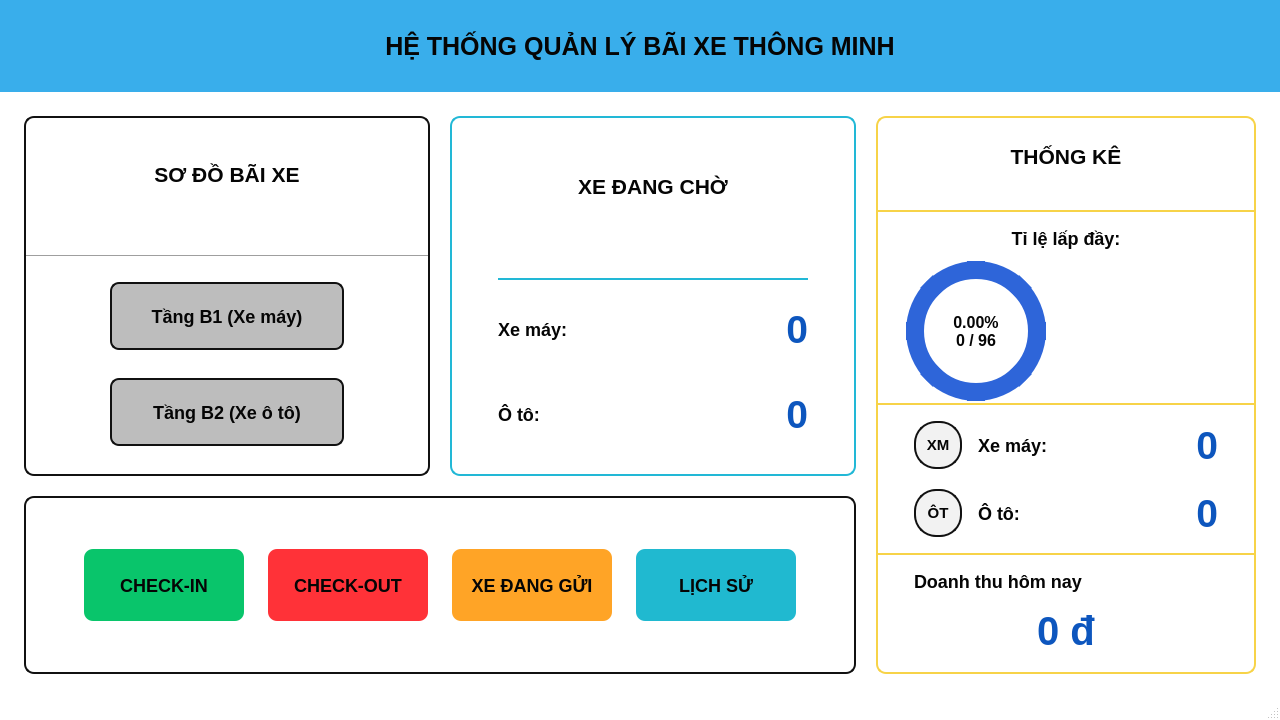
Above: QLBaiDoXeThongMinh/giaodien/designer/trang_chu.ui from hiennguyen2501/project_HeThongQuanLyBaiXeThongMinh before the change. Below: the same form after it.
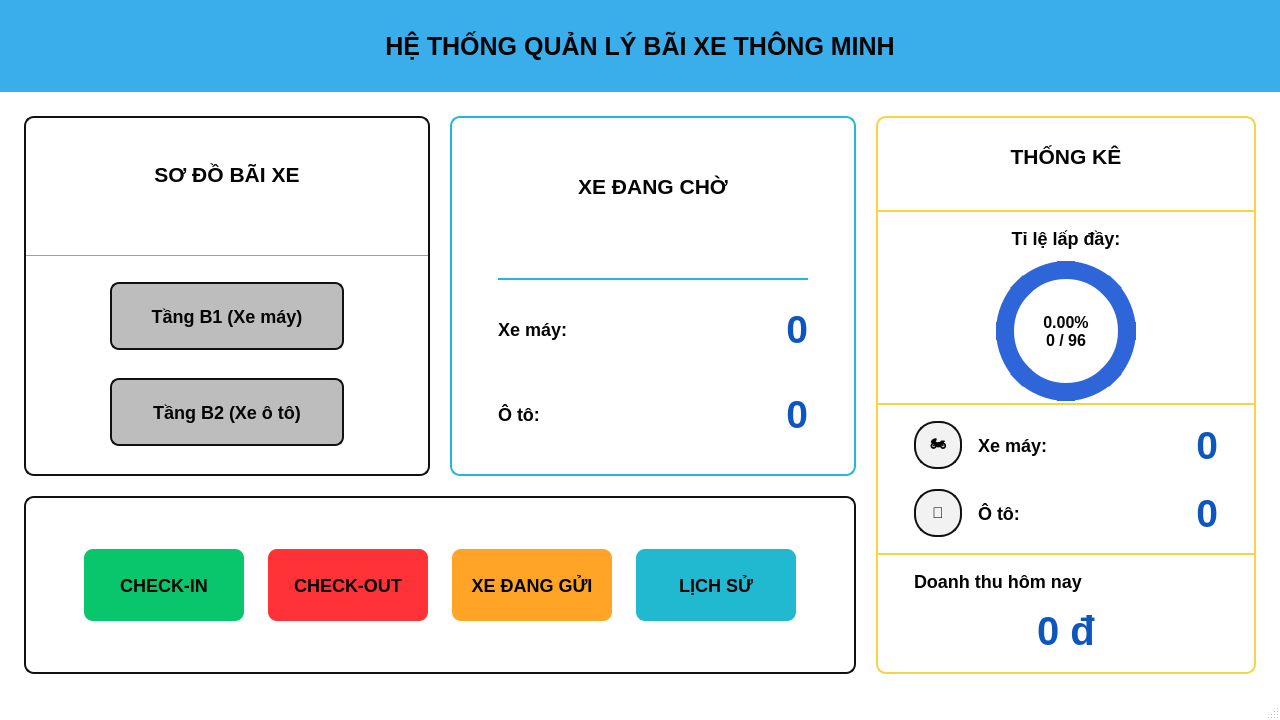
That is the form after the change.

What changed in the file:
```diff
--- a/QLBaiDoXeThongMinh/giaodien/designer/trang_chu.ui
+++ b/QLBaiDoXeThongMinh/giaodien/designer/trang_chu.ui
@@ -570,7 +570,7 @@
              </property>
             </widget>
            </item>
-           <item>
+           <item alignment="Qt::AlignHCenter">
             <widget class="QLabel" name="donutLabel">
              <property name="minimumSize">
               <size>
@@ -619,7 +619,7 @@
            <item row="0" column="0">
             <widget class="QLabel" name="icon_xe_may">
              <property name="text">
-              <string>XM</string>
+              <string>🏍</string>
              </property>
              <property name="alignment">
               <set>Qt::AlignCenter</set>
@@ -646,7 +646,7 @@
            <item row="1" column="0">
             <widget class="QLabel" name="icon_o_to">
              <property name="text">
-              <string>ÔT</string>
+              <string>🚗</string>
              </property>
              <property name="alignment">
               <set>Qt::AlignCenter</set>
```
